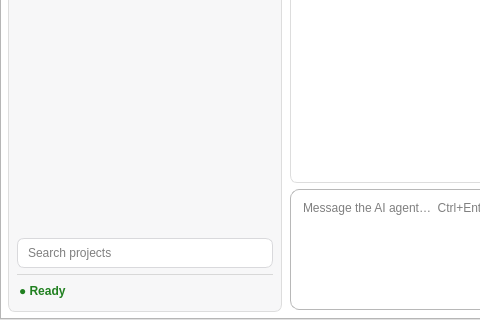
The window that mainwindow.ui (frankyeh/DSI-Studio) describes before a commit, drawn with Qt 5; both pictures show x 0 to 480 and y 438 to 758 of the 1272 by 758 pixel window.
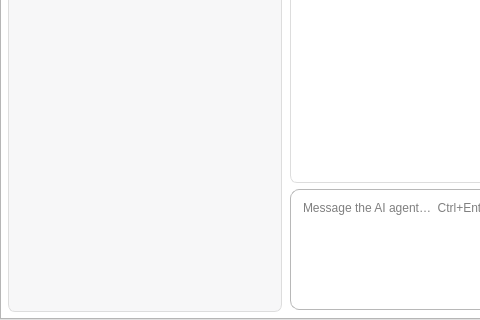
The same window after the commit. Icons and pictures are not drawn.

Patch:
```diff
--- a/mainwindow.ui
+++ b/mainwindow.ui
@@ -361,64 +361,6 @@
               </property>
              </widget>
             </item>
-            <item>
-             <layout class="QHBoxLayout" name="ai_projects_header_layout">
-              <item>
-               <widget class="QLineEdit" name="ai_project_filter">
-                <property name="placeholderText">
-                 <string>Search projects</string>
-                </property>
-                <property name="clearButtonEnabled">
-                 <bool>true</bool>
-                </property>
-               </widget>
-              </item>
-             </layout>
-            </item>
-            <item>
-             <widget class="QFrame" name="ai_sidebar_status">
-              <property name="styleSheet">
-               <string notr="true">QFrame#ai_sidebar_status { border: 0px; border-top: 1px solid #d8d8d8; background-color: transparent; }</string>
-              </property>
-              <layout class="QHBoxLayout" name="ai_sidebar_status_layout">
-               <property name="leftMargin">
-                <number>2</number>
-               </property>
-               <property name="topMargin">
-                <number>6</number>
-               </property>
-               <property name="rightMargin">
-                <number>2</number>
-               </property>
-               <property name="bottomMargin">
-                <number>2</number>
-               </property>
-               <item>
-                <widget class="QLabel" name="ai_control_status">
-                 <property name="styleSheet">
-                  <string notr="true">QLabel { color: #208020; background-color: transparent; font-weight: bold; }</string>
-                 </property>
-                 <property name="text">
-                  <string>● Ready</string>
-                 </property>
-                </widget>
-               </item>
-               <item>
-                <spacer name="ai_sidebar_status_spacer">
-                 <property name="orientation">
-                  <enum>Qt::Horizontal</enum>
-                 </property>
-                 <property name="sizeHint" stdset="0">
-                  <size>
-                   <width>10</width>
-                   <height>20</height>
-                  </size>
-                 </property>
-                </spacer>
-               </item>
-              </layout>
-             </widget>
-            </item>
            </layout>
           </widget>
           <widget class="QWidget" name="ai_conversation_panel" native="true">
```
